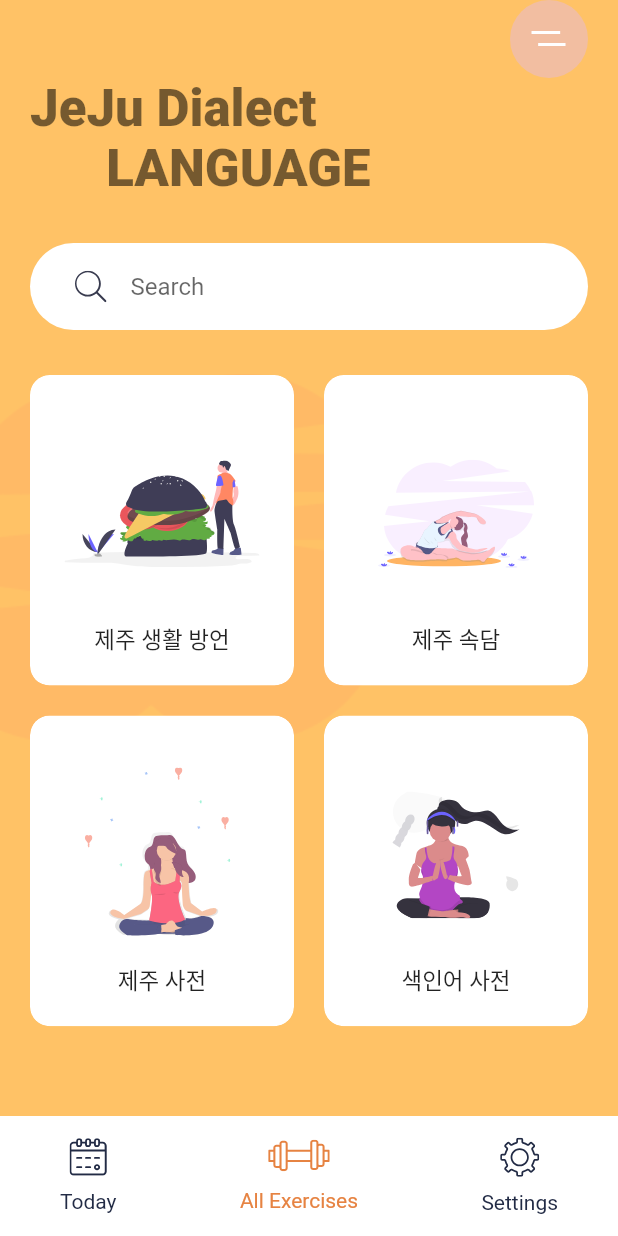
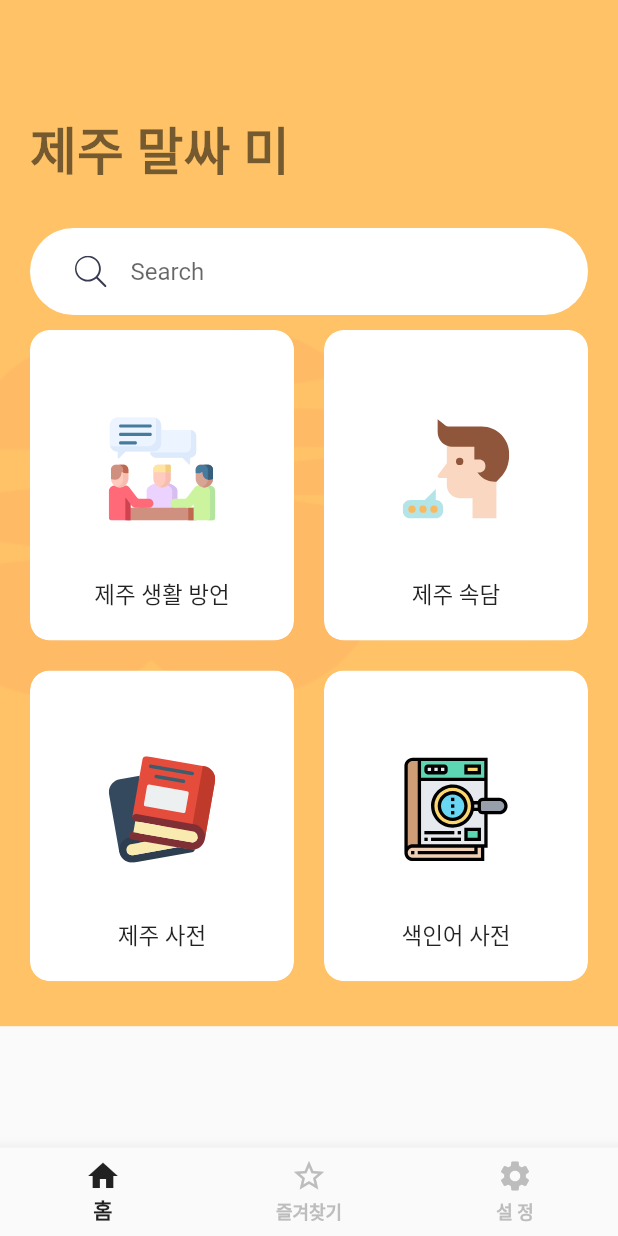
Before and after one commit to bonjin-app/jeju_dialect_old, a Flutter app: the screen it shows after launch, on a phone screen of 412 x 824 dp. Run offline on Flutter 3.47's test engine with Material 2 defaults, Android fonts, the phone set to English and light mode, and no system bars; our stand-ins replace flutter_svg, logger; missing offline and left inert: xml2json.

Commit message:
메인 디자인 수정 및 BottomNavigation 수정

```diff
--- a/lib/main.dart
+++ b/lib/main.dart
@@ -3,7 +3,7 @@ import 'package:jejudialect/providers/dictionary_provider.dart';
 import 'package:jejudialect/providers/keyword_provider.dart';
 import 'package:jejudialect/providers/lifedialect_provider.dart';
 import 'package:jejudialect/providers/proverb_provider.dart';
-import 'package:jejudialect/screens/home/home_screen.dart';
+import 'package:jejudialect/widgets/tab_screen.dart';
 import 'package:provider/provider.dart';
 
 void main() {
@@ -34,7 +34,7 @@ class MyApp extends StatelessWidget {
           primarySwatch: Colors.orange,
           visualDensity: VisualDensity.adaptivePlatformDensity,
         ),
-        home: HomeScreen(),
+        home: TabScreen(),
       ),
     );
   }
--- a/lib/screens/home/home_screen.dart
+++ b/lib/screens/home/home_screen.dart
@@ -1,120 +1,112 @@
 import 'package:flutter/cupertino.dart';
 import 'package:flutter/material.dart';
-import 'package:flutter_svg/svg.dart';
 import 'package:jejudialect/screens/dictionary/dictionary_screen.dart';
 import 'package:jejudialect/screens/keyword/keyword_screen.dart';
 import 'package:jejudialect/screens/lifedialect/lifedialect_screen.dart';
 import 'package:jejudialect/screens/proverb/proverb_screen.dart';
-import 'package:jejudialect/widgets/bottom_nav_bar.dart';
 import 'package:jejudialect/widgets/category_card.dart';
 import 'package:jejudialect/widgets/search_bar.dart';
-import 'package:line_awesome_icons/line_awesome_icons.dart';
 
 class HomeScreen extends StatelessWidget {
-  static const String _title = 'JeJu Dialect\n      LANGUAGE';
+  static const String _title = '제주 말싸 미';
 
   @override
   Widget build(BuildContext context) {
-    var size = MediaQuery.of(context);
-    return Scaffold(
-      bottomNavigationBar: BottomNavBar(),
-      body: Stack(
-        children: <Widget>[
-          Container(
-            // Here the height of the container is 45% of our total height
-//            height: size.height * .45,
+    return SingleChildScrollView(
+        child: Container(
+          width: double.infinity,
           decoration: BoxDecoration(
-//              color: Color(0xFFF5CEB8),
             color: Color(0xffffc266),
             image: DecorationImage(
               alignment: Alignment.centerLeft,
               image: AssetImage("assets/images/undraw_pilates_gpdb.png"),
             ),
           ),
-          ),
-          SafeArea(
-            child: Padding(
-              padding: const EdgeInsets.symmetric(horizontal: 20),
           child: Column(
-                crossAxisAlignment: CrossAxisAlignment.start,
-                children: <Widget>[
-                  Align(
-                    alignment: Alignment.topRight,
-                    child: Container(
-                      alignment: Alignment.center,
-                      height: 52,
-                      width: 52,
-                      decoration: BoxDecoration(
-                        color: Color(0xFFF2BEA1),
-                        shape: BoxShape.circle,
-                      ),
-                      child: SvgPicture.asset("assets/icons/menu.svg"),
-                    ),
-                  ),
-                  Text(
+            children: [
+              Container(
+                width: double.infinity,
+                margin: EdgeInsets.only(top: 74),
+                padding: EdgeInsets.only(left: 20),
+                child: Text(
                   _title,
                   style: Theme.of(context)
                       .textTheme
+                      // ignore: deprecated_member_use
                       .display1
                       .copyWith(fontWeight: FontWeight.w900),
                 ),
-                  SearchBar(),
-                  Expanded(
+              ),
+              SizedBox(
+                height: 12,
+              ),
+//              Container(
+//                width: double.infinity,
+//                padding: EdgeInsets.only(left: 80),
+//                child: Text(
+//                  '',
+//                  style: TextStyle(
+//                    fontSize: 12,
+//                    fontWeight: FontWeight.w900,
+//                    color: Colors.black54
+//                  ),
+//                ),
+//              ),
+              Container(
+                padding: EdgeInsets.symmetric(horizontal: 20),
+                  child: SearchBar()
+              ),
+              Container(
+                padding: EdgeInsets.only(left: 20, right: 20, bottom: 30),
                 child: GridView.count(
+                  physics: NeverScrollableScrollPhysics(),
+                  shrinkWrap: true,
                   crossAxisCount: 2,
-                      childAspectRatio: .85,
+                  childAspectRatio: 0.85,
                   crossAxisSpacing: 20,
                   mainAxisSpacing: 20,
                   children: <Widget>[
                     CategoryCard(
                       title: "제주 생활 방언",
-                          svgSrc: "assets/icons/Hamburger.svg",
+                      svgSrc: "assets/icons/dialect.svg",
                       press: () {
                         Navigator.push(
                           context,
                           MaterialPageRoute(
-                                  builder: (context) =>
-                                      LifeDialectScreen()
-                              ),
+                              builder: (context) => LifeDialectScreen()),
                         );
                       },
                     ),
                     CategoryCard(
                       title: "제주 속담",
-                          svgSrc: "assets/icons/Excrecises.svg",
+                      svgSrc: "assets/icons/proverb.svg",
                       press: () {
                         Navigator.push(
                           context,
                           MaterialPageRoute(
-                                  builder: (context) =>
-                                      ProverbScreen()
-                              ),
+                              builder: (context) => ProverbScreen()),
                         );
                       },
                     ),
                     CategoryCard(
                       title: "제주 사전",
-                          svgSrc: "assets/icons/Meditation.svg",
+                      svgSrc: "assets/icons/book.svg",
                       press: () {
                         Navigator.push(
                           context,
                           MaterialPageRoute(
-                                  builder: (context) =>
-                                      DictionaryScreen()
-                              ),
+                              builder: (context) => DictionaryScreen()),
                         );
                       },
                     ),
                     CategoryCard(
                       title: "색인어 사전",
-                          svgSrc: "assets/icons/yoga.svg",
+                      svgSrc: "assets/icons/keyword.svg",
                       press: () {
                         Navigator.push(
                           context,
                           MaterialPageRoute(
-                                  builder: (context) =>
-                                      KeywordScreen()
-                              ),
+                              builder: (context) => KeywordScreen()),
                         );
                       },
                     ),
@@ -124,9 +116,6 @@ class HomeScreen extends StatelessWidget {
             ],
           ),
         ),
-          )
-        ],
-      ),
     );
   }
 }
--- a/lib/widgets/bottom_nav_bar.dart
+++ b/lib/widgets/bottom_nav_bar.dart
@@ -11,23 +11,23 @@ class BottomNavBar extends StatelessWidget {
   Widget build(BuildContext context) {
     return Container(
       padding: EdgeInsets.symmetric(horizontal: 40, vertical: 10),
-      height: 80,
+      height: 70,
       color: Colors.white,
       child: Row(
         mainAxisAlignment: MainAxisAlignment.spaceBetween,
         children: <Widget>[
           BottomNavItem(
-            title: "Today",
-            svgScr: "assets/icons/calendar.svg",
+            title: "Main",
+            svgScr: "assets/icons/main.svg",
           ),
           BottomNavItem(
-            title: "All Exercises",
-            svgScr: "assets/icons/gym.svg",
+            title: "즐겨찾기",
+            svgScr: "assets/icons/star.svg",
             isActive: true,
           ),
           BottomNavItem(
-            title: "Settings",
-            svgScr: "assets/icons/Settings.svg",
+            title: "설 정",
+            svgScr: "assets/icons/setting.svg",
           ),
         ],
       ),
@@ -58,6 +58,7 @@ class BottomNavItem extends StatelessWidget {
           SvgPicture.asset(
             svgScr,
             color: isActive ? kActiveIconColor : kTextColor,
+            width: 30, height: 30,
           ),
           Text(
             title,
--- a/lib/widgets/category_card.dart
+++ b/lib/widgets/category_card.dart
@@ -18,7 +18,6 @@ class CategoryCard extends StatelessWidget {
     return ClipRRect(
       borderRadius: BorderRadius.circular(13),
       child: Container(
-        // padding: EdgeInsets.all(20),
         decoration: BoxDecoration(
           color: Colors.white,
           borderRadius: BorderRadius.circular(13),
@@ -40,7 +39,7 @@ class CategoryCard extends StatelessWidget {
               child: Column(
                 children: <Widget>[
                   Spacer(),
-                  SvgPicture.asset(svgSrc),
+                  SvgPicture.asset(svgSrc, width: 130, height: 71,),
                   Spacer(),
                   Text(
                     title,
--- a/lib/widgets/search_bar.dart
+++ b/lib/widgets/search_bar.dart
@@ -9,7 +9,7 @@ class SearchBar extends StatelessWidget {
   @override
   Widget build(BuildContext context) {
     return Container(
-      margin: EdgeInsets.symmetric(vertical: 30),
+      margin: EdgeInsets.only(top: 16, bottom: 10),
       padding: EdgeInsets.symmetric(horizontal: 30, vertical: 5),
       decoration: BoxDecoration(
         color: Colors.white,
--- /dev/null
+++ b/lib/widgets/tab_screen.dart
@@ -0,0 +1,78 @@
+import 'package:flutter/material.dart';
+import 'package:jejudialect/screens/home/home_screen.dart';
+
+class TabScreen extends StatefulWidget {
+  @override
+  _TabScreenState createState() => _TabScreenState();
+}
+class _TabScreenState extends State<TabScreen> {
+  PageController _pageController;
+  int _currentIndex;
+  @override
+  void initState() {
+    super.initState();
+    _currentIndex = 0;
+    _pageController = PageController();
+  }
+  @override
+  Widget build(BuildContext context) {
+    return Scaffold(
+      body: PageView(
+        controller: _pageController,
+        onPageChanged: (index) {
+          setState(() {
+            _currentIndex = index;
+          });
+        },
+        children: <Widget>[
+          HomeScreen(),
+          Container(
+            child: Center(child: Text("groups")),
+          ),
+          Container(
+            child: Center(child: Text("profile")),
+          ),
+        ],
+      ),
+      bottomNavigationBar: BottomNavigationBar(
+        currentIndex: _currentIndex,
+        onTap: (index) {
+          _pageController.jumpToPage(index);
+        },
+        selectedItemColor: Colors.black87,
+        unselectedItemColor: Colors.grey.shade400,
+        selectedLabelStyle: TextStyle(
+          fontWeight: FontWeight.w600,
+        ),
+        unselectedLabelStyle: TextStyle(
+          fontWeight: FontWeight.w600,
+        ),
+        type: BottomNavigationBarType.fixed,
+        items: [
+          BottomNavigationBarItem(
+            icon: Icon(
+              Icons.home,
+            ),
+            title: Text("홈"),
+          ),
+          BottomNavigationBarItem(
+            icon: Icon(
+              Icons.star_border,
+            ),
+            title: Text("즐겨찾기"),
+          ),
+          BottomNavigationBarItem(
+            icon: Icon(
+              Icons.settings,
+            ),
+            title: Text("설 정"),
+          ),
+        ],
+      ),
+    );
+  }
+  @override
+  void dispose() {
+    super.dispose();
+  }
+}
```
Also changed, not shown: assets/icons/Settings.svg (deleted), assets/icons/book.svg (added), assets/icons/dialect.svg (added), assets/icons/keyword.svg (added), assets/icons/main.svg (added), assets/icons/proverb.svg (added), assets/icons/setting.svg (added), assets/icons/star.svg (added), images/jeju.png (deleted). Lines whose indentation alone changed are shown as unchanged.
